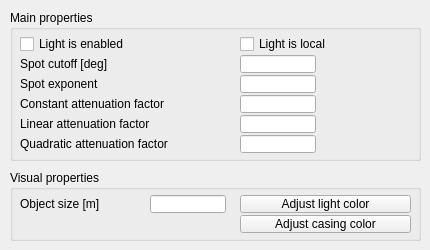
First picture: the form in ui/qdlglights.ui, repository CoppeliaRobotics/coppeliaSimLib, before the edit.
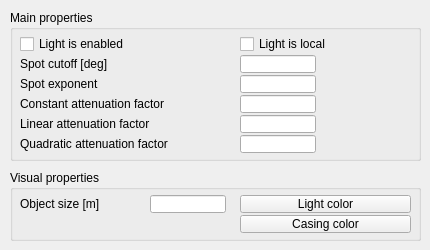
Second picture: the form after the edit.

```diff
--- a/ui/qdlglights.ui
+++ b/ui/qdlglights.ui
@@ -207,7 +207,7 @@
      <enum>Qt::StrongFocus</enum>
     </property>
     <property name="text">
-     <string>Adjust light color</string>
+     <string>Light color</string>
     </property>
    </widget>
    <widget class="QToolButton" name="qqCasingColor">
@@ -223,7 +223,7 @@
      <enum>Qt::StrongFocus</enum>
     </property>
     <property name="text">
-     <string>Adjust casing color</string>
+     <string>Casing color</string>
     </property>
    </widget>
    <widget class="QLineEdit" name="qqSize">
```
